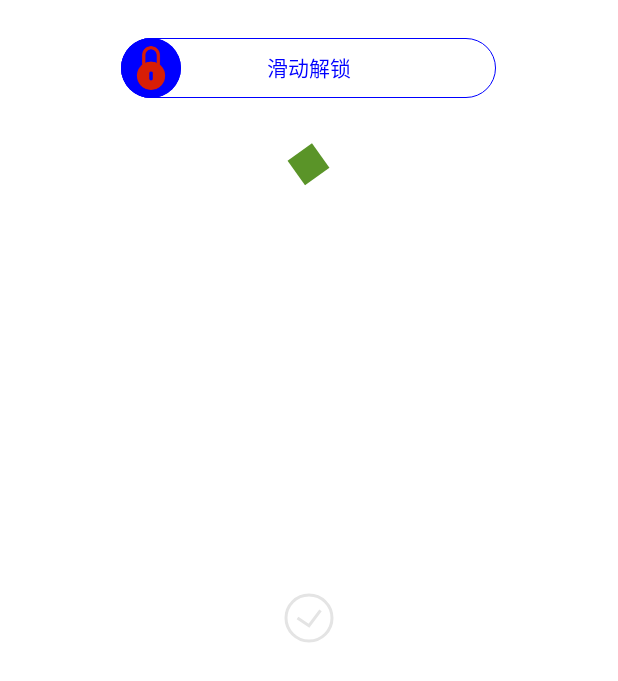
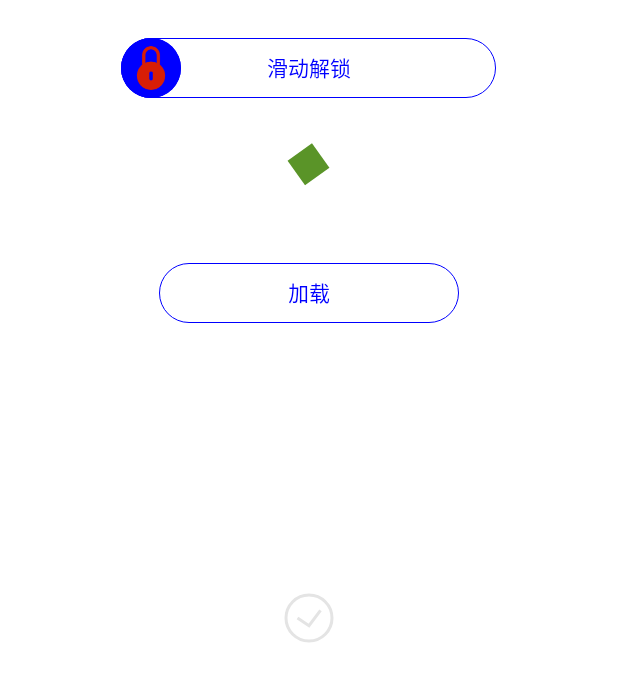
Before and after one commit to yanjuntext/MyView, an Android app: the screen it shows after launch (MainActivity), on a phone screen of 412 x 824 dp. Shown: the top 681 px of the screen. Run offline under Robolectric (Android 15) with nearby library versions, the phone set to English and light mode, and no system bars.

Commit message:
# 1、加载Button

```diff
--- a/app/src/main/java/com/wyj/widget/DropLoadView.kt
+++ b/app/src/main/java/com/wyj/widget/DropLoadView.kt
@@ -114,6 +114,7 @@ class DropLoadView : View {
     }
 
     private fun initAttr(context: Context, attrs: AttributeSet?) {
+        setLayerType(LAYER_TYPE_SOFTWARE, null)
         context.obtainStyledAttributes(attrs, R.styleable.DropLoadView).apply {
 
             mRadius = getDimensionPixelSize(
--- /dev/null
+++ b/app/src/main/java/com/wyj/widget/LoadButton.kt
@@ -0,0 +1,161 @@
+package com.wyj.widget
+
+import android.animation.ValueAnimator
+import android.content.Context
+import android.graphics.*
+import android.graphics.drawable.GradientDrawable
+import android.text.TextPaint
+import android.util.AttributeSet
+import android.util.TypedValue
+import android.view.View
+import androidx.core.animation.doOnEnd
+import kotlin.math.abs
+
+/**
+ *
+ *@author abc
+ *@time 2020/5/10 11:22
+ */
+class LoadButton : View {
+
+    private val drawable = GradientDrawable()
+    private var mStorkenWidth = TypedValue.applyDimension(
+        TypedValue.COMPLEX_UNIT_DIP,
+        1F,
+        resources.displayMetrics
+    )
+
+    private val mTextPaint by lazy {
+        TextPaint().apply {
+            isAntiAlias = true
+            textSize = TypedValue.applyDimension(
+                TypedValue.COMPLEX_UNIT_DIP,
+                14F,
+                resources.displayMetrics
+            )
+            color = Color.BLUE
+        }
+    }
+
+    private var mCurrentW = 0f
+    private var mAlpha = 255f
+    private val mChangeToLoadAnimal by lazy {
+        ValueAnimator.ofFloat(0f, 1f).apply {
+            duration = 800L
+            addUpdateListener {
+                mCurrentW = (width / 2f - height / 2f) * it.animatedValue as Float
+                mAlpha = 255 - 255 * it.animatedValue as Float
+                invalidate()
+            }
+            doOnEnd {
+                mLoadPathAnimator.start()
+            }
+        }
+    }
+
+    private val mChangeToButtonAnimal by lazy {
+        ValueAnimator.ofFloat(1f, 0f).apply {
+            duration = 800L
+            addUpdateListener {
+                mCurrentW = (width / 2f - height / 2f) * it.animatedValue as Float
+                mAlpha = 255 - 255 * it.animatedValue as Float
+                invalidate()
+            }
+        }
+    }
+
+    private var mPathPercent = 0f
+    private val mLoadPathAnimator by lazy {
+        ValueAnimator.ofFloat(0f,1f).apply {
+            duration = 1000L
+            repeatCount = -1
+            addUpdateListener {
+                mPathPercent = it.animatedValue as Float
+                invalidate()
+            }
+        }
+    }
+    private val mPathPaint by lazy {
+        Paint().apply {
+            isAntiAlias = true
+            style = Paint.Style.STROKE
+            strokeWidth = mStorkenWidth
+            color = Color.BLUE
+        }
+    }
+    private val mLoadPath = Path()
+
+    private var mCirclePath: Path? = null
+    private var mCirclePathMeasure: PathMeasure? = null
+    private var mRect: RectF? = null
+
+    constructor(context: Context) : super(context, null)
+    constructor(context: Context, attrs: AttributeSet?) : super(context, attrs, 0)
+    constructor(context: Context, attrs: AttributeSet, defStyle: Int) : super(
+        context,
+        attrs,
+        defStyle
+    )
+
+
+
+    override fun onDraw(canvas: Canvas?) {
+        super.onDraw(canvas)
+        if (mCirclePath == null) {
+            mRect = RectF(width / 2f - height / 2f , 0f +  mStorkenWidth, width / 2f + height / 2f, height.toFloat() - mStorkenWidth)
+            mCirclePath = Path().apply {
+                addArc(mRect!!, 0F, 360F)
+            }
+            mCirclePathMeasure = PathMeasure(mCirclePath, false)
+        }
+
+        canvas?.let {
+            if(mPathPercent == 0f){
+                drawable.shape = GradientDrawable.RECTANGLE
+                drawable.cornerRadius = height / 2f
+                drawable.setStroke(this.mStorkenWidth.toInt(), Color.BLUE)
+                drawable.setBounds(mCurrentW.toInt(), 0, (width - mCurrentW).toInt(), height)
+                drawable.draw(it)
+
+                mTextPaint.alpha = mAlpha.toInt()
+                it.drawText(
+                    "加载",
+                    width / 2f - getTextWidth("加载", mTextPaint) / 2f,
+                    height / 2f + getTextDistance(mTextPaint),
+                    mTextPaint
+                )
+            }
+
+            if(mPathPercent != 0f){
+                mCirclePathMeasure?.let {
+                    mLoadPath.reset()
+                    val stop = it.length * mPathPercent
+                    val start = stop - (0.5f - abs(mPathPercent - 0.5f)) * it.length
+                    it.getSegment(start, stop, mLoadPath, true)
+                    canvas.drawPath(mLoadPath, mPathPaint)
+                }
+            }
+        }
+
+
+    }
+
+    private var isLoad = false
+    fun startLoad() {
+        mLoadPathAnimator.cancel()
+        mPathPercent = 0f
+        if (isLoad) {
+            mChangeToButtonAnimal.start()
+        } else {
+            mChangeToLoadAnimal.start()
+        }
+        isLoad = !isLoad
+    }
+
+    private fun getTextDistance(paint: TextPaint): Float {
+        val fontMetrics = paint.fontMetrics
+        return (fontMetrics.bottom - fontMetrics.top) * 1.0F / 2 - fontMetrics.bottom
+    }
+
+    private fun getTextWidth(text: String, paint: TextPaint) = paint.measureText(text)
+}
--- a/app/src/main/java/com/wyj/widget/MainActivity.kt
+++ b/app/src/main/java/com/wyj/widget/MainActivity.kt
@@ -11,5 +11,10 @@ class MainActivity : AppCompatActivity() {
         setContentView(R.layout.activity_main)
 
 //        dl_load.start()
+        load_btn.setOnClickListener {
+            load_btn.startLoad()
+        }
     }
+
+
 }
--- a/app/src/main/java/com/wyj/widget/SlideButton.kt
+++ b/app/src/main/java/com/wyj/widget/SlideButton.kt
@@ -81,6 +81,7 @@ class SlideButton : View, View.OnTouchListener {
                     startX + distance * (it.animatedValue as Float) * direction,
                     height / 2f
                 )
+                invalidate()
                 invalidate()
             }
         }
--- a/app/src/main/res/layout/activity_main.xml
+++ b/app/src/main/res/layout/activity_main.xml
@@ -33,13 +33,29 @@
         android:layout_width="wrap_content"
         android:layout_height="@dimen/dimen_100"
         android:layout_below="@+id/sb"
+        android:layout_centerHorizontal="true"
+        android:layout_marginTop="10dp"
+        app:dlv_circle_color="@color/dialog_orange"
+        app:dlv_drop_time="1000"
         app:dlv_radius="@dimen/dimen_10"
-        app:dlv_drop_time="1000"
+        app:dlv_rect_color="@color/colorAccent"
         app:dlv_rotate_angle="90"
-        app:dlv_circle_color="@color/dialog_orange"
-        app:dlv_rect_color="@color/colorAccent"
-        app:dlv_triangles_color="@color/colorPrimary"
+        app:dlv_triangles_color="@color/colorPrimary" />
+
+    <com.wyj.widget.DegreeView
+        android:layout_width="match_parent"
+        android:layout_height="wrap_content"
+        android:layout_below="@+id/dl_load"
+        android:visibility="gone"/>
+
+    <com.wyj.widget.LoadButton
+        android:id="@+id/load_btn"
+        android:layout_width="200dp"
+        android:layout_height="40dp"
+        android:layout_below="@+id/dl_load"
         android:layout_centerHorizontal="true"
-        android:layout_marginTop="10dp" />
+        android:text="@string/load"/>
+
+
 
 </RelativeLayout>
--- a/app/src/main/res/values/strings.xml
+++ b/app/src/main/res/values/strings.xml
@@ -9,4 +9,6 @@
     <string name="picker_day">day</string>
     <string name="picker_hour">hour</string>
     <string name="picker_minute">minute</string>
+
+    <string name="load">加载</string>
 </resources>
```
